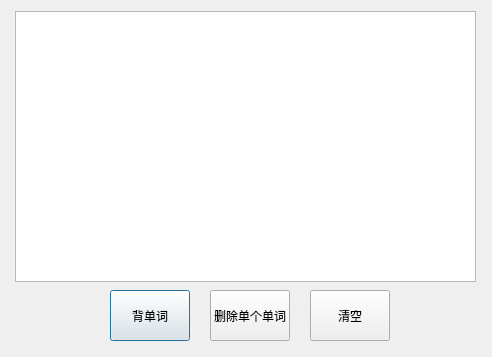
This is wrongwords.ui in wyq777x/learnENG as Qt 5 draws it before an edit. The edited form follows.
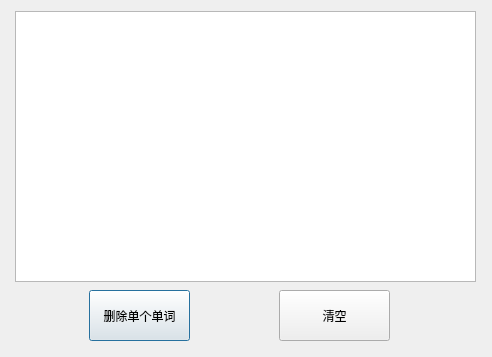
This is the edited form.

```diff
--- a/wrongwords.ui
+++ b/wrongwords.ui
@@ -23,25 +23,12 @@
     </rect>
    </property>
   </widget>
-  <widget class="QPushButton" name="btnrecite">
-   <property name="geometry">
-    <rect>
-     <x>110</x>
-     <y>290</y>
-     <width>80</width>
-     <height>51</height>
-    </rect>
-   </property>
-   <property name="text">
-    <string>背单词</string>
-   </property>
-  </widget>
   <widget class="QPushButton" name="btndelsingle">
    <property name="geometry">
     <rect>
-     <x>210</x>
+     <x>89</x>
      <y>290</y>
-     <width>80</width>
+     <width>101</width>
      <height>51</height>
     </rect>
    </property>
@@ -52,9 +39,9 @@
   <widget class="QPushButton" name="btnclear">
    <property name="geometry">
     <rect>
-     <x>310</x>
+     <x>279</x>
      <y>290</y>
-     <width>80</width>
+     <width>111</width>
      <height>51</height>
     </rect>
    </property>
```
